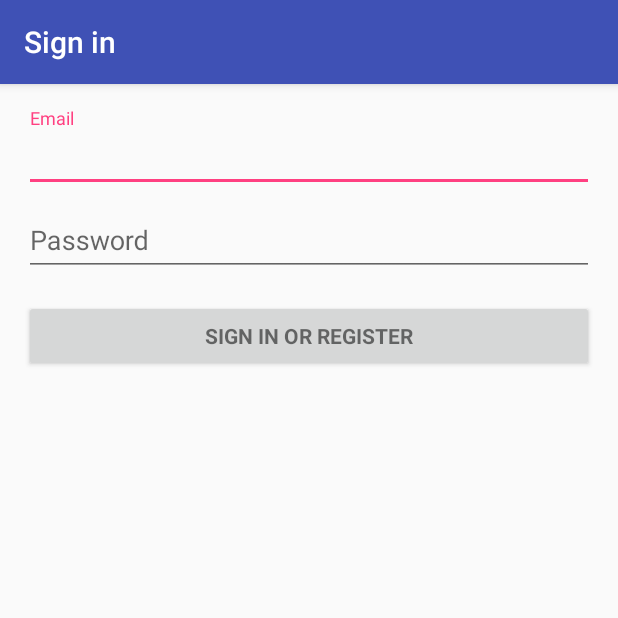
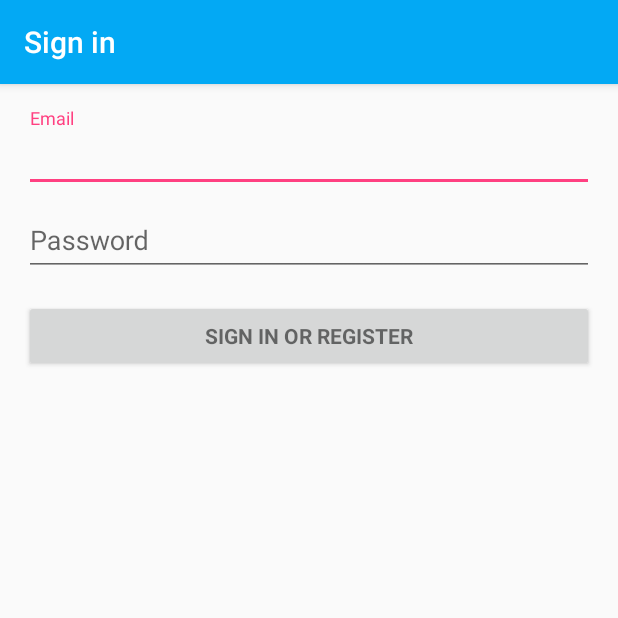
Before and after one commit to BenjaminEarley/GeofencingChatClient, an Android app: the screen it shows after launch (LoginActivity), on a phone screen of 412 x 824 dp, the top half of it. Run offline under Robolectric (Android 15) with nearby library versions, the phone set to English and light mode, and no system bars; libraries missing offline, so code that uses them is left out: com.firebase.client; 1 statement that could not run was skipped.

Commit message:
Clean up app design colors

```diff
--- a/app/src/main/res/values/colors.xml
+++ b/app/src/main/res/values/colors.xml
@@ -1,6 +1,6 @@
 <?xml version="1.0" encoding="utf-8"?>
 <resources>
-    <color name="colorPrimary">#3F51B5</color>
-    <color name="colorPrimaryDark">#303F9F</color>
+    <color name="colorPrimary">#03A9F4</color>
+    <color name="colorPrimaryDark">#0288D1</color>
     <color name="colorAccent">#FF4081</color>
 </resources>
--- a/app/src/main/res/values/strings.xml
+++ b/app/src/main/res/values/strings.xml
@@ -18,4 +18,5 @@
     <string name="pref_login_email">login_id</string>
     <string name="pref_login_password">password</string>
     <string name="pref_login">login</string>
+    <string name="error_not_edu_email">Not a valid school email</string>
 </resources>
```
Also changed, not shown: app/src/main/java/com/benjaminearley/hackproject/LoginActivity.java (+9 -0 lines), app/src/main/res/drawable-xxxhdpi/icon.png (added).
